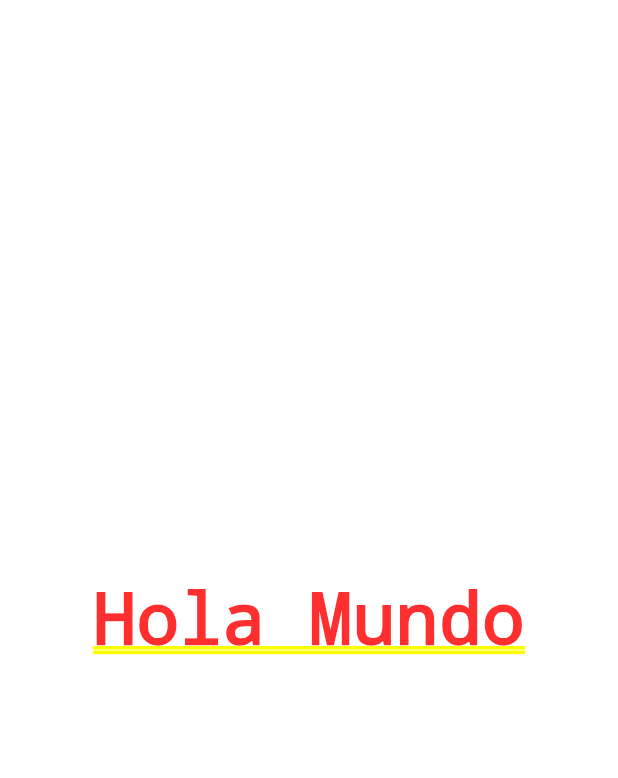
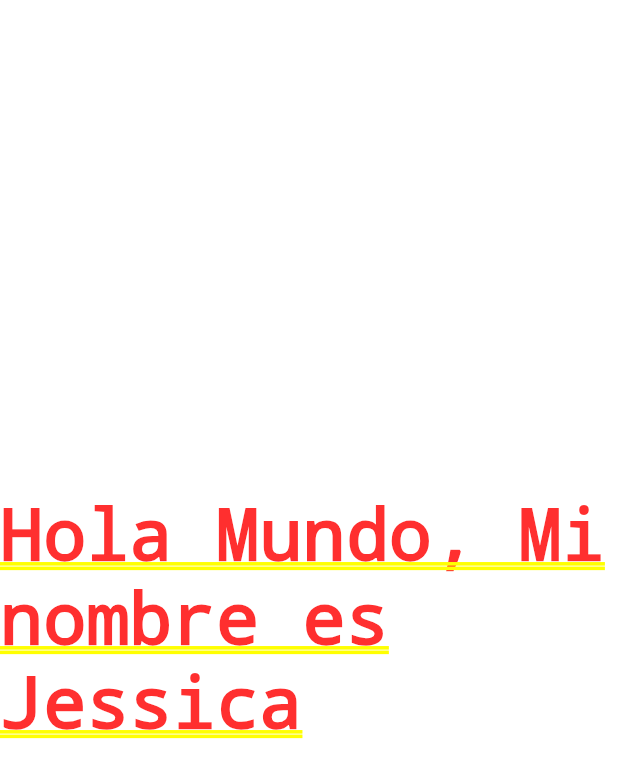
Before and after one commit to BMJessica/Hola_Mundo, a Flutter app: the screen it shows after launch, on a phone screen of 412 x 824 dp. Shown: the top 778 px of the screen. Run offline on Flutter 3.47's test engine with Material 3 defaults, Android fonts, the phone set to English and light mode, and no system bars.

Commit message:
Update main.dart

```diff
--- a/lib/main.dart
+++ b/lib/main.dart
@@ -9,7 +9,7 @@ class MyApp extends StatelessWidget {
   Widget build(BuildContext context) {
     return MaterialApp(
       title: 'Hola Mundo',
-      home: Center(child: Text('Hola Mundo')),
+      home: Center(child: Text('Hola Mundo, Mi nombre es Jessica')),
     );
   }
 }
```
